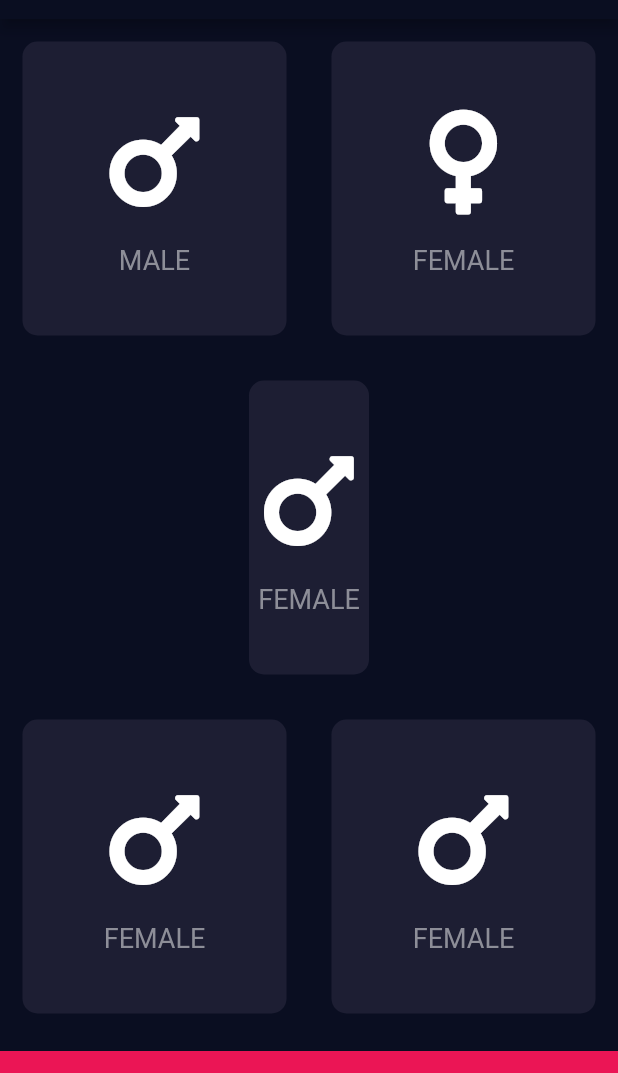
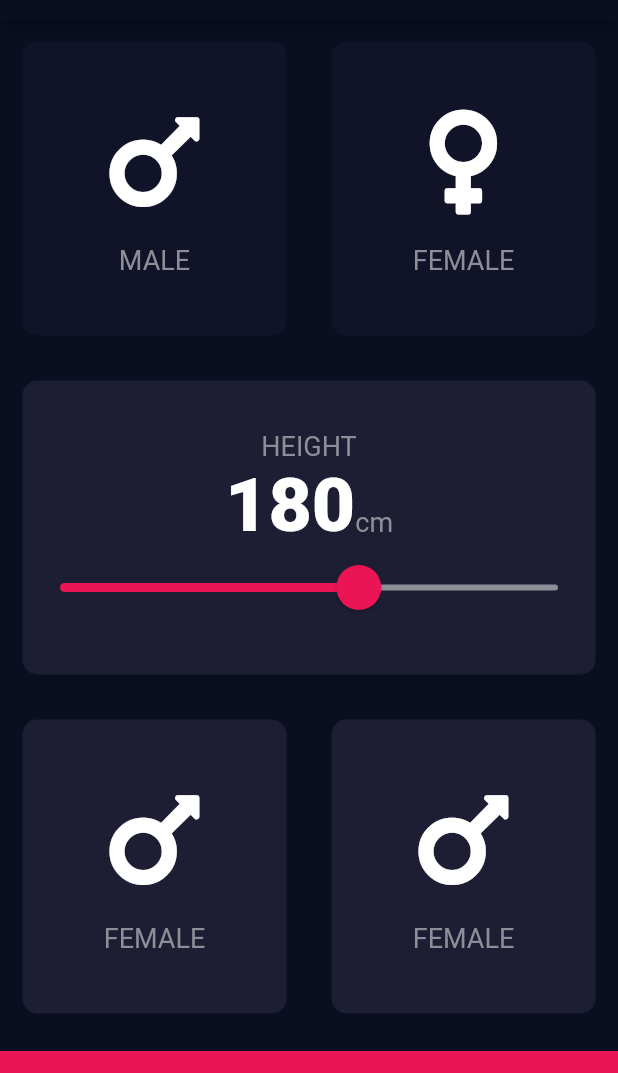
Before and after one commit to Linkonsq/BMI-Calculator, a Flutter app: the screen it shows after launch, on a phone screen of 412 x 824 dp, the part 65-1138 px from its top. Run offline on Flutter 3.47's test engine with Material 2 defaults, Android fonts, the phone set to English and light mode, and no system bars; our stand-ins replace font_awesome_flutter.

Commit message:
Add flutter slider widget

```diff
--- /dev/null
+++ b/lib/constants.dart
@@ -0,0 +1,10 @@
+import 'package:flutter/material.dart';
+
+const kBottomContainerHeight = 80.0;
+const kActiveCardColour = Color(0xFF1D1E33);
+const kInActiveCardColour = Color(0xFF111328);
+const kBottomContainerColour = Color(0xFFEB1555);
+
+const kLabelTextStyle = TextStyle(fontSize: 18, color: Color(0xFF8D8E98));
+
+const kNumberTextStyle = TextStyle(fontSize: 50, fontWeight: FontWeight.w900);
--- a/lib/icon_content.dart
+++ b/lib/icon_content.dart
@@ -1,3 +1,4 @@
+import 'package:bmicalculator/constants.dart';
 import 'package:flutter/material.dart';
 
 class IconContent extends StatelessWidget {
@@ -13,13 +14,7 @@ class IconContent extends StatelessWidget {
       children: <Widget>[
         Icon(icon, size: 80),
         SizedBox(height: 15),
-        Text(
-          label,
-          style: TextStyle(
-            fontSize: 18,
-            color: Color(0xFF8D8E98),
-          ),
-        )
+        Text(label, style: kLabelTextStyle)
       ],
     );
   }
--- a/lib/input_page.dart
+++ b/lib/input_page.dart
@@ -1,11 +1,11 @@
+import 'package:flutter/cupertino.dart';
 import 'package:flutter/material.dart';
 import 'package:font_awesome_flutter/font_awesome_flutter.dart';
 import 'reusable_card.dart';
 import 'icon_content.dart';
+import 'constants.dart';
 
-const bottomContainerHeight = 80.0;
-const activeCardColour = Color(0xFF1D1E33);
-const bottomContainerColour = Color(0xFFEB1555);
+enum Gender { male, female }
 
 class InputPage extends StatefulWidget {
   @override
@@ -13,6 +13,9 @@ class InputPage extends StatefulWidget {
 }
 
 class _InputPageState extends State<InputPage> {
+  Gender selectedGender;
+  int height = 180;
+
   @override
   Widget build(BuildContext context) {
     return Scaffold(
@@ -20,44 +23,103 @@ class _InputPageState extends State<InputPage> {
         title: Text('BMI CALCULATOR'),
       ),
       body: Column(
+        crossAxisAlignment: CrossAxisAlignment.stretch,
         children: <Widget>[
           Expanded(
             child: Row(
               children: <Widget>[
                 Expanded(
-                  child: ReusableCard(activeCardColour,
-                      IconContent(FontAwesomeIcons.mars, 'MALE')),
+                  child: GestureDetector(
+                    onTap: () {
+                      setState(() {
+                        selectedGender = Gender.male;
+                      });
+                    },
+                    child: ReusableCard(
+                        selectedGender == Gender.male
+                            ? kActiveCardColour
+                            : kInActiveCardColour,
+                        IconContent(FontAwesomeIcons.mars, 'MALE')),
+                  ),
                 ),
                 Expanded(
-                  child: ReusableCard(activeCardColour,
-                      IconContent(FontAwesomeIcons.venus, 'FEMALE')),
+                  child: GestureDetector(
+                    onTap: () {
+                      setState(() {
+                        selectedGender = Gender.female;
+                      });
+                    },
+                    child: ReusableCard(
+                        selectedGender == Gender.female
+                            ? kActiveCardColour
+                            : kInActiveCardColour,
+                        IconContent(FontAwesomeIcons.venus, 'FEMALE')),
+                  ),
                 ),
               ],
             ),
           ),
           Expanded(
             child: ReusableCard(
-                activeCardColour, IconContent(FontAwesomeIcons.mars, 'FEMALE')),
+              kActiveCardColour,
+              Column(
+                mainAxisAlignment: MainAxisAlignment.center,
+                children: <Widget>[
+                  Text(
+                    'HEIGHT',
+                    style: kLabelTextStyle,
+                  ),
+                  Row(
+                    mainAxisAlignment: MainAxisAlignment.center,
+                    crossAxisAlignment: CrossAxisAlignment.baseline,
+                    textBaseline: TextBaseline.alphabetic,
+                    children: <Widget>[
+                      Text(height.toString(), style: kNumberTextStyle),
+                      Text('cm', style: kLabelTextStyle)
+                    ],
+                  ),
+                  SliderTheme(
+                    data: SliderTheme.of(context).copyWith(
+                        thumbShape:
+                            RoundSliderThumbShape(enabledThumbRadius: 15),
+                        overlayShape:
+                            RoundSliderOverlayShape(overlayRadius: 25)),
+                    child: Slider(
+                      value: height.toDouble(),
+                      min: 120,
+                      max: 220,
+                      activeColor: Color(0xFFEB1555),
+                      inactiveColor: Color(0xFF8D8E98),
+                      onChanged: (double newValue) {
+                        setState(() {
+                          height = newValue.round();
+                        });
+                      },
+                    ),
+                  ),
+                ],
+              ),
+            ),
           ),
           Expanded(
             child: Row(
               children: <Widget>[
                 Expanded(
-                  child: ReusableCard(activeCardColour,
+                  child: ReusableCard(kActiveCardColour,
                       IconContent(FontAwesomeIcons.mars, 'FEMALE')),
                 ),
                 Expanded(
-                  child: ReusableCard(activeCardColour,
+                  child: ReusableCard(kActiveCardColour,
                       IconContent(FontAwesomeIcons.mars, 'FEMALE')),
                 ),
               ],
             ),
           ),
           Container(
-            color: bottomContainerColour,
+            color: kBottomContainerColour,
             margin: EdgeInsets.only(top: 10),
             width: double.infinity,
-            height: bottomContainerHeight,
+            height: kBottomContainerHeight,
           )
         ],
       ),
```
